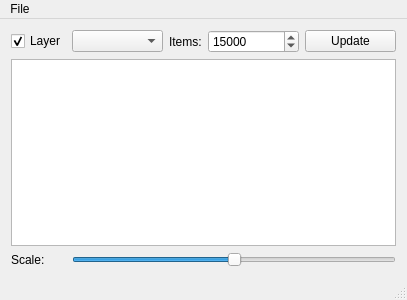
This is ChipDisplay/MainWin.ui in augustin/cpd-ChipLib as Qt 5 draws it before an edit. The edited form follows.
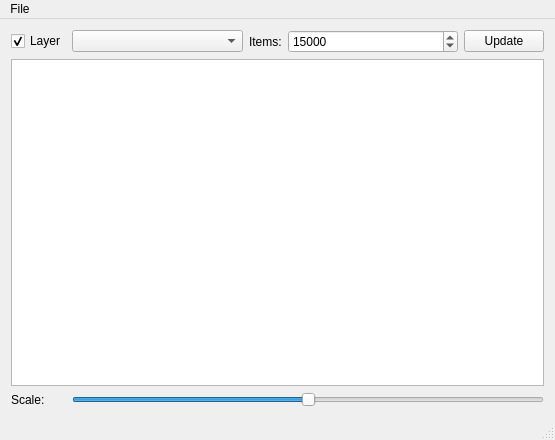
This is the edited form.

```diff
--- a/ChipDisplay/MainWin.ui
+++ b/ChipDisplay/MainWin.ui
@@ -6,8 +6,8 @@
    <rect>
     <x>0</x>
     <y>0</y>
-    <width>407</width>
-    <height>300</height>
+    <width>555</width>
+    <height>440</height>
    </rect>
   </property>
   <property name="windowTitle">
@@ -46,6 +46,12 @@
     </item>
     <item row="0" column="4">
      <widget class="QPushButton" name="btnUpdate">
+      <property name="sizePolicy">
+       <sizepolicy hsizetype="Fixed" vsizetype="Fixed">
+        <horstretch>0</horstretch>
+        <verstretch>0</verstretch>
+       </sizepolicy>
+      </property>
       <property name="text">
        <string>Update</string>
       </property>
@@ -97,7 +103,7 @@
     <rect>
      <x>0</x>
      <y>0</y>
-     <width>407</width>
+     <width>555</width>
      <height>21</height>
     </rect>
    </property>
```
